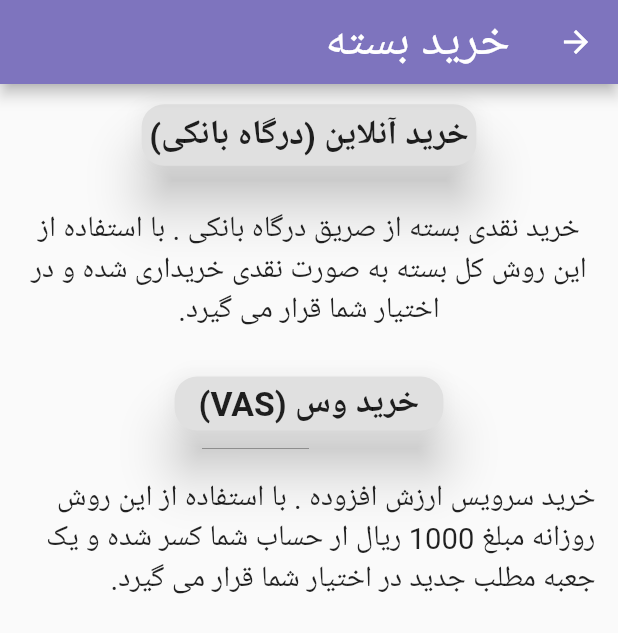
After one commit to ArmitaCo/Flutter, a Flutter app: the MoneyPage screen opened directly, on a phone screen of 412 x 824 dp. The commit adds this screen. Shown: the top 633 px of the screen. Run offline on Flutter 3.47's test engine with Material 2 defaults, Android fonts, the phone set to English and light mode, and no system bars; our stand-ins replace shared_preferences; missing offline and left inert: flutter_webview_plugin; accounts and stored records are empty; network calls fail.

Commit message:
Exam finish button fixed Moneypage and Buybutton set graphics improved https://github.com/ArmitaCo/Flutter/projects/1#card-13848301 https://github.com/ArmitaCo/Flutter/projects/1#card-13879875 https://github.com/ArmitaCo/Flutter/projects/1#card-13851697

```diff
--- /dev/null
+++ b/lib/Pages/MoneyPage.dart
@@ -0,0 +1,63 @@
+import 'package:flutter/cupertino.dart';
+import 'package:flutter/material.dart';
+
+class MoneyPage extends StatefulWidget {
+  @override
+  State<StatefulWidget> createState() => MoneyPageState();
+}
+
+class MoneyPageState extends State<MoneyPage> {
+  @override
+  Widget build(BuildContext context) {
+    return new Scaffold(
+      appBar: AppBar(
+        title: Text("خرید بسته",
+            textScaleFactor: 1.6,textAlign: TextAlign.center,)
+      ),
+      body: Center(
+        child: Column(
+          children: <Widget>[
+            Padding(
+                padding: EdgeInsets.all(10.0),
+                child: RaisedButton(
+                  onPressed: () {},
+                  child:
+                      Text("خرید آنلاین (درگاه بانکی)", textScaleFactor: 1.5),
+                  padding: EdgeInsets.all(5.0),
+                  elevation: 15.0,
+                  shape: RoundedRectangleBorder(
+                      borderRadius: BorderRadius.all(Radius.circular(15.0))),
+                )),
+            Padding(
+                padding: EdgeInsets.all(15.0),
+                child: Text(
+                  "خرید نقدی بسته از صریق درگاه بانکی . با استفاده از این روش کل بسته به صورت نقدی خریداری شده و در اختیار شما قرار می گیرد.",
+                  textAlign: TextAlign.center,
+                  textScaleFactor: 1.3,
+                )),
+            Padding(
+              padding: EdgeInsets.all(10.0),
+              child: RaisedButton(
+                onPressed: () {},
+                elevation: 15.0,
+                shape: RoundedRectangleBorder(
+                    borderRadius: BorderRadius.circular(15.0)),
+                child: Text(
+                  "خرید وس (VAS)",
+                  textScaleFactor: 1.5,
+                  textAlign: TextAlign.center,
+                ),
+              ),
+            ),
+            Padding(
+                padding: EdgeInsets.all(15.0),
+                child: Text(
+                  "خرید سرویس ارزش افزوده . با استفاده از این روش روزانه مبلغ 1000 ریال ار حساب شما کسر شده و یک جعبه مطلب جدید در اختیار شما قرار می گیرد.",
+                  textScaleFactor: 1.3,
+                ))
+          ],
+        ),
+      ),
+    );
+  }
+}
```
Also changed, not shown: lib/Pages/ExaminingPage.dart (+44 -11 lines), lib/Pages/SelectedPackage.dart (+15 -1 lines).
